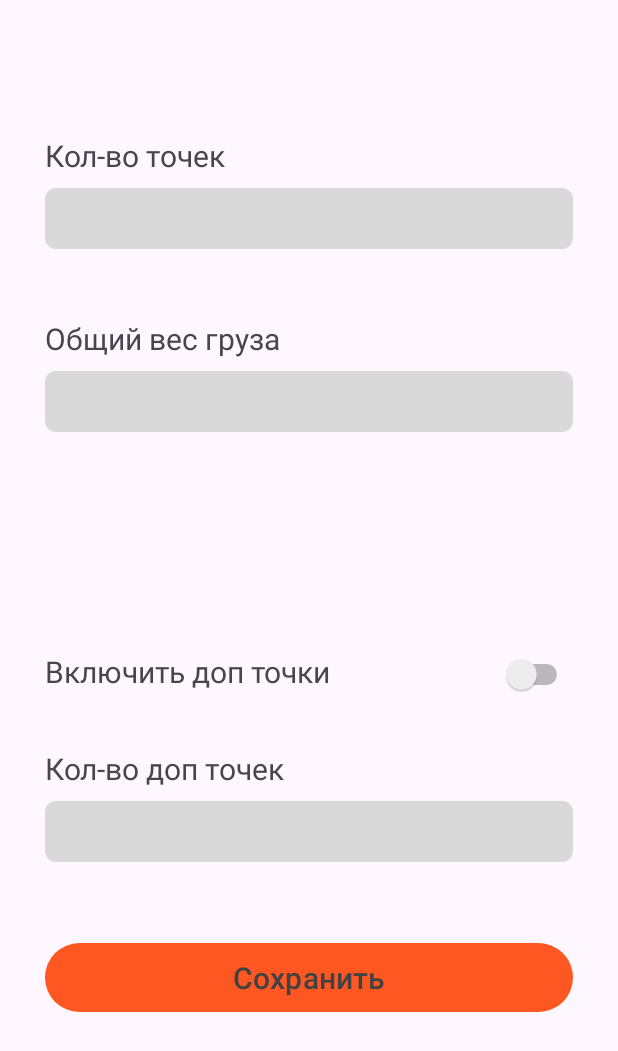
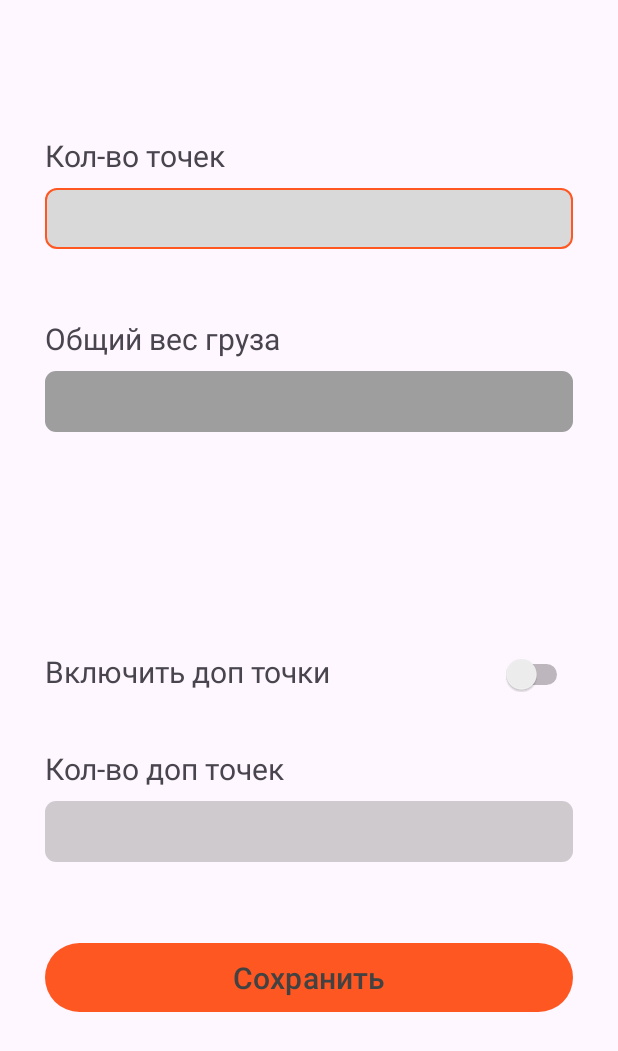
Before and after one commit to DevEvge/SalaryMeter-, an Android app: the NewDataActivity screen opened directly, with no data from a screen before it, on a phone screen of 412 x 824 dp. Shown: the top 1051 px of the screen. Run offline under Robolectric (Android 15) with nearby library versions, the phone set to English and light mode, and no system bars.

Commit message:
Add selector for input

```diff
--- /dev/null
+++ b/app/src/main/res/drawable/input_disabled.xml
@@ -0,0 +1,10 @@
+<?xml version="1.0" encoding="utf-8"?>
+
+<shape xmlns:android="http://schemas.android.com/apk/res/android" android:shape="rectangle">
+
+    <solid android:color="@color/input_focused_background"/>
+
+    <corners android:radius="7dp"/>
+
+    <padding android:left="8dp" android:top="8dp" android:right="8dp" android:bottom="8dp"/>
+</shape>
--- /dev/null
+++ b/app/src/main/res/drawable/input_focused.xml
@@ -0,0 +1,11 @@
+<?xml version="1.0" encoding="utf-8"?>
+<shape xmlns:android="http://schemas.android.com/apk/res/android" android:shape="rectangle">
+    <!-- Фон -->
+    <solid android:color="@color/input_focused_background"/>
+    <!-- Обводка с акцентом -->
+    <stroke android:width="1dp" android:color="@color/orange"/>
+    <!-- Скруглённые углы -->
+    <corners android:radius="7dp"/>
+    <!-- Внутренние отступы -->
+    <padding android:left="8dp" android:top="8dp" android:right="8dp" android:bottom="8dp"/>
+</shape>
--- /dev/null
+++ b/app/src/main/res/drawable/input_normal.xml
@@ -0,0 +1,9 @@
+<?xml version="1.0" encoding="utf-8"?>
+<shape xmlns:android="http://schemas.android.com/apk/res/android" android:shape="rectangle">
+
+    <solid android:color="@color/input_normal_background"/>
+
+    <corners android:radius="7dp"/>
+
+    <padding android:left="8dp" android:top="8dp" android:right="8dp" android:bottom="8dp"/>
+</shape>
--- /dev/null
+++ b/app/src/main/res/drawable/input_selector.xml
@@ -0,0 +1,9 @@
+<?xml version="1.0" encoding="utf-8"?>
+<selector xmlns:android="http://schemas.android.com/apk/res/android">
+    <!-- Состояние отключено -->
+    <item android:state_enabled="false" android:drawable="@drawable/input_disabled" />
+    <!-- Состояние фокуса -->
+    <item android:state_focused="true" android:drawable="@drawable/input_focused" />
+    <!-- Обычное состояние -->
+    <item android:drawable="@drawable/input_normal" />
+</selector>
--- a/app/src/main/res/drawable/rounded_input.xml
+++ /dev/null
@@ -1,13 +0,0 @@
-<?xml version="1.0" encoding="utf-8"?>
-<shape xmlns:android="http://schemas.android.com/apk/res/android" android:shape="rectangle">
-    <!-- Фоновый цвет -->
-    <solid android:color="@color/input_background"/>
-    <!-- Радиус закругления углов -->
-    <corners android:radius="7dp"/>
-    <!-- Опционально: отступ внутри фона -->
-    <padding
-        android:left="8dp"
-        android:top="8dp"
-        android:right="8dp"
-        android:bottom="8dp" />
-</shape>
--- a/app/src/main/res/layout/activity_new_data.xml
+++ b/app/src/main/res/layout/activity_new_data.xml
@@ -21,7 +21,7 @@
         android:layout_height="wrap_content"
         android:layout_marginHorizontal="30dp"
         android:layout_marginTop="8dp"
-        android:background="@drawable/rounded_input" />
+        android:background="@drawable/input_selector" />
 
     <TextView
         android:layout_width="match_parent"
@@ -36,7 +36,7 @@
         android:layout_height="wrap_content"
         android:layout_marginHorizontal="30dp"
         android:layout_marginTop="8dp"
-        android:background="@drawable/rounded_input" />
+        android:background="@drawable/input_selector" />
 
     <LinearLayout
         android:layout_width="match_parent"
@@ -70,9 +70,10 @@
         android:layout_width="match_parent"
         android:layout_height="wrap_content"
         android:layout_marginHorizontal="30dp"
-        android:enabled="false"
+        android:enabled="true"
         android:layout_marginTop="8dp"
-        android:background="@drawable/rounded_input" />
+        android:alpha="0.5"
+        android:background="@drawable/input_selector" />
 
     <Button
         android:id="@+id/buttonSaveNewData"
--- a/app/src/main/res/values/colors.xml
+++ b/app/src/main/res/values/colors.xml
@@ -5,5 +5,6 @@
     <color name="orange">#FF5722</color>
     <color name="app_backgroung">#F5F5F5</color>
     <color name="text">#424242</color>
-    <color name="input_background">#D9D9D9</color>
+    <color name="input_normal_background">#9E9E9E</color>
+    <color name="input_focused_background">#D9D9D9</color>
 </resources>
```
